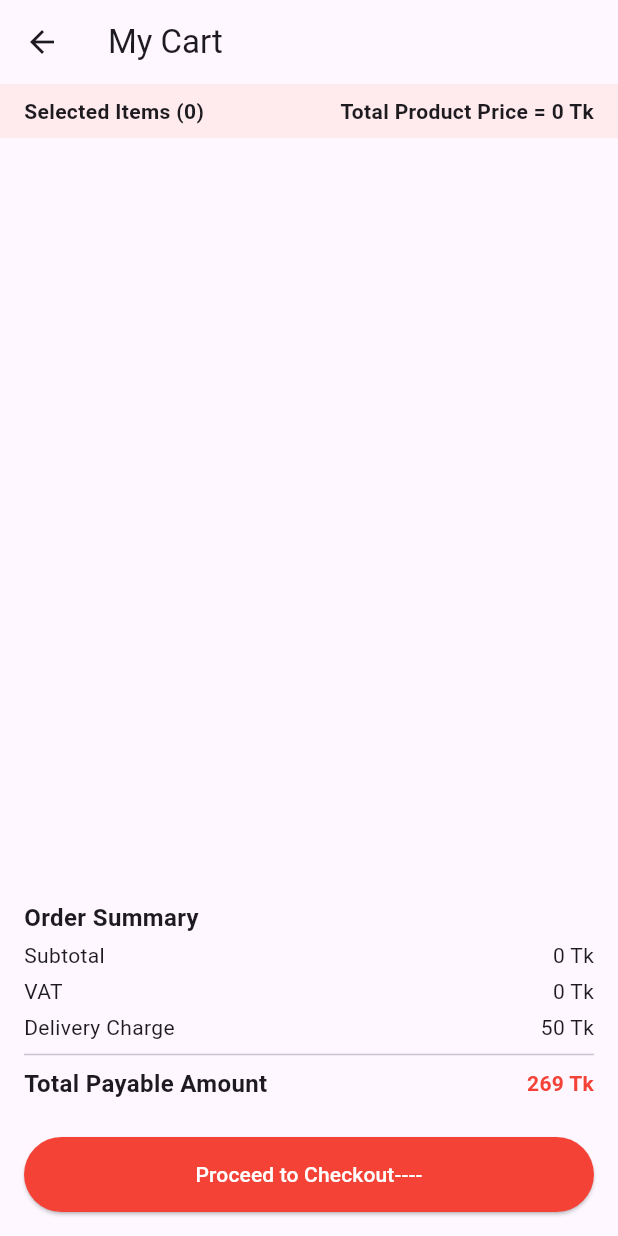
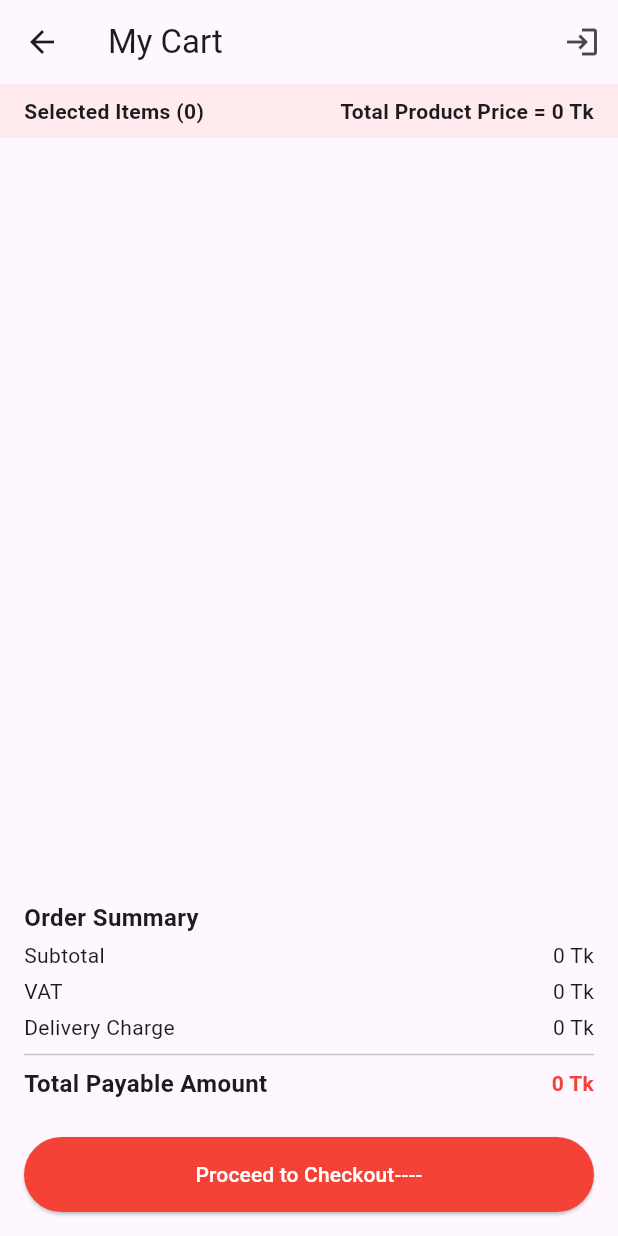
Before and after one commit to juwels1996/assurance_bookstore, a Flutter app: the CartScreen screen opened directly, on a phone screen of 412 x 824 dp. Run offline on Flutter 3.47's test engine with Material 3 defaults, Android fonts, the phone set to English and light mode, and no system bars; our stand-ins replace connectivity_plus, device_info_plus, dio, firebase_auth, flutter_screenutil, fluttertoast and 4 more; missing offline and left inert: dart:html, syncfusion_flutter_pdfviewer; accounts and stored records are empty; network calls fail.

Commit message:
cart screen delivery charge add

```diff
--- a/lib/src/core/constants/constants.dart
+++ b/lib/src/core/constants/constants.dart
@@ -1,4 +1,4 @@
 class Constants {
-  static const String baseUrl = 'http://192.168.68.102:8000/api/';
-  static const String imageUrl = 'http://192.168.68.102:8000/';
+  static const String baseUrl = 'http://192.168.68.104:8000/api/';
+  static const String imageUrl = 'http://192.168.68.104:8000/';
 }
--- a/lib/src/core/controllers/book-controller/bookdetails_controller.dart
+++ b/lib/src/core/controllers/book-controller/bookdetails_controller.dart
@@ -22,6 +22,8 @@ class BookDetailsController extends GetxController {
 
       if (response.statusCode == 200 && response.data != null) {
         bookDetails.value = BookDetail.fromJson(response.data);
+
+        print("book details--------${response.data}");
       } else {
         errorMessage.value = 'Failed to load book details.';
       }
--- a/lib/src/core/controllers/checkout-controller/checkout_controller.dart
+++ b/lib/src/core/controllers/checkout-controller/checkout_controller.dart
@@ -1,4 +1,5 @@
 import 'package:assurance_bookstore/src/core/controllers/auth/auth_controller.dart';
+import 'package:assurance_bookstore/src/ui/screen/bkash-payment/bkash_payment_screen.dart';
 import 'package:flutter/material.dart';
 import 'package:get/get.dart';
 import 'package:http/http.dart' as http;
@@ -32,7 +33,7 @@ class CheckoutController extends GetxController {
 
     if (response.statusCode == 201) {
       Get.snackbar('Success', 'Delivery info saved!');
-      // Proceed to next screen
+      Get.to(PaymentScreen());
     } else {
       print("ERROR BODY: ${response.body}");
       showMassage('Failed to save delivery info.');
--- a/lib/src/core/models/book-details/book-details.dart
+++ b/lib/src/core/models/book-details/book-details.dart
@@ -11,6 +11,7 @@ class BookDetail {
   int? price;
   int? discountedPrice;
   int? discountPercent;
+  int? deliveryCharge;
   bool? isAvailable;
   int? quantityAvailable;
   String? previewPdfUrl;
@@ -31,6 +32,7 @@ class BookDetail {
     this.price,
     this.discountedPrice,
     this.discountPercent,
+    this.deliveryCharge,
     this.isAvailable,
     this.quantityAvailable,
     this.previewPdfUrl,
@@ -60,6 +62,7 @@ class BookDetail {
     discountPercent: json['discount_percent'] is int
         ? json['discount_percent']
         : int.tryParse(json['discount_percent']?.toString() ?? "0"),
+    deliveryCharge: json['deliveryCharge'],
     isAvailable: json['is_available'] ?? false,
     quantityAvailable: json['quantity_available'] is int
         ? json['quantity_available']
--- a/lib/src/ui/screen/cart-screen/cart_screen.dart
+++ b/lib/src/ui/screen/cart-screen/cart_screen.dart
@@ -1,8 +1,17 @@
 import 'package:assurance_bookstore/src/ui/screen/cart-screen/checkout_screen.dart';
+import 'package:assurance_bookstore/src/ui/screen/home/home_page.dart';
 import 'package:flutter/material.dart';
 import 'package:get/get.dart';
 
 import '../../../core/constants/constants.dart';
+import '../../../core/controllers/auth/auth_controller.dart';
+import '../../../core/controllers/cart-controller/cart_controller.dart';
+import '../auth/login_screen.dart';
+import '../delivery-address/delivery_address_screen.dart';
+
+import 'package:flutter/material.dart';
+import 'package:get/get.dart';
+
 import '../../../core/controllers/auth/auth_controller.dart';
 import '../../../core/controllers/cart-controller/cart_controller.dart';
 import '../auth/login_screen.dart';
@@ -13,8 +22,45 @@ class CartScreen extends StatelessWidget {
 
   @override
   Widget build(BuildContext context) {
+    final authController = Get.find<AuthController>(); // Get the AuthController
+
     return Scaffold(
-      appBar: AppBar(title: const Text("My Cart")),
+      appBar: AppBar(
+        title: const Text("My Cart"),
+        actions: [
+          // If user is logged in, show username or email, otherwise show login button
+          Obx(() {
+            if (authController.isLoggedIn) {
+              return Padding(
+                padding: const EdgeInsets.all(8.0),
+                child: Row(
+                  children: [
+                    IconButton(
+                      icon: const Icon(Icons.home, color: Colors.black),
+                      onPressed: () {
+                        Get.to(() => HomePage()); // Navigate to Home Screen
+                      },
+                    ),
+                    Icon(Icons.account_circle, color: Colors.black),
+                    const SizedBox(width: 8),
+                    Text(
+                      'Hello, ${authController.emailController.text.split('@')[0]}', // Display the first part of the email as username
+                      style: const TextStyle(color: Colors.black),
+                    ),
+                  ],
+                ),
+              );
+            } else {
+              return IconButton(
+                icon: const Icon(Icons.login),
+                onPressed: () {
+                  Get.to(() => LoginScreen()); // Navigate to login screen
+                },
+              );
+            }
+          }),
+        ],
+      ),
       body: Obx(() {
         final items = cartController.cartItems;
         final total = cartController.totalAmount;
@@ -167,14 +213,20 @@ class CartScreen extends StatelessWidget {
                     children: [Text("VAT"), Text("0 Tk")],
                   ),
                   const SizedBox(height: 4),
-                  const Row(
+                  Row(
                     mainAxisAlignment: MainAxisAlignment.spaceBetween,
-                    children: [Text("Delivery Charge"), Text("50 Tk")],
+                    children: [
+                      Text("Delivery Charge"),
+                      Text(
+                        "${cartController.cartItems.fold(0, (sum, item) => sum + (item.book.deliveryCharge ?? 0))} Tk",
+                      ),
+                    ],
                   ),
+
                   const Divider(),
                   Row(
                     mainAxisAlignment: MainAxisAlignment.spaceBetween,
-                    children: const [
+                    children: [
                       Text(
                         "Total Payable Amount",
                         style: TextStyle(
@@ -183,7 +235,7 @@ class CartScreen extends StatelessWidget {
                         ),
                       ),
                       Text(
-                        "269 Tk",
+                        "${cartController.totalAmount + cartController.cartItems.fold(0, (sum, item) => sum + (item.book.deliveryCharge ?? 0))} Tk",
                         style: TextStyle(
                           color: Colors.red,
                           fontWeight: FontWeight.bold,
```
Also changed, not shown: lib/src/core/controllers/auth/auth_controller.dart (+22 -8 lines), lib/src/core/controllers/payment-controller/bkash_controller.dart (added, +34 -0 lines), lib/src/ui/screen/auth/login_screen.dart (+8 -0 lines), lib/src/ui/screen/bkash-payment/bkash_payment_screen.dart (added, +106 -0 lines), lib/src/ui/screen/book-details/book-details_Screen.dart (+32 -32 lines), lib/src/ui/screen/home/home_page.dart (+22 -1 lines), lib/src/ui/widgets/custom_appbar.dart (+60 -17 lines).
